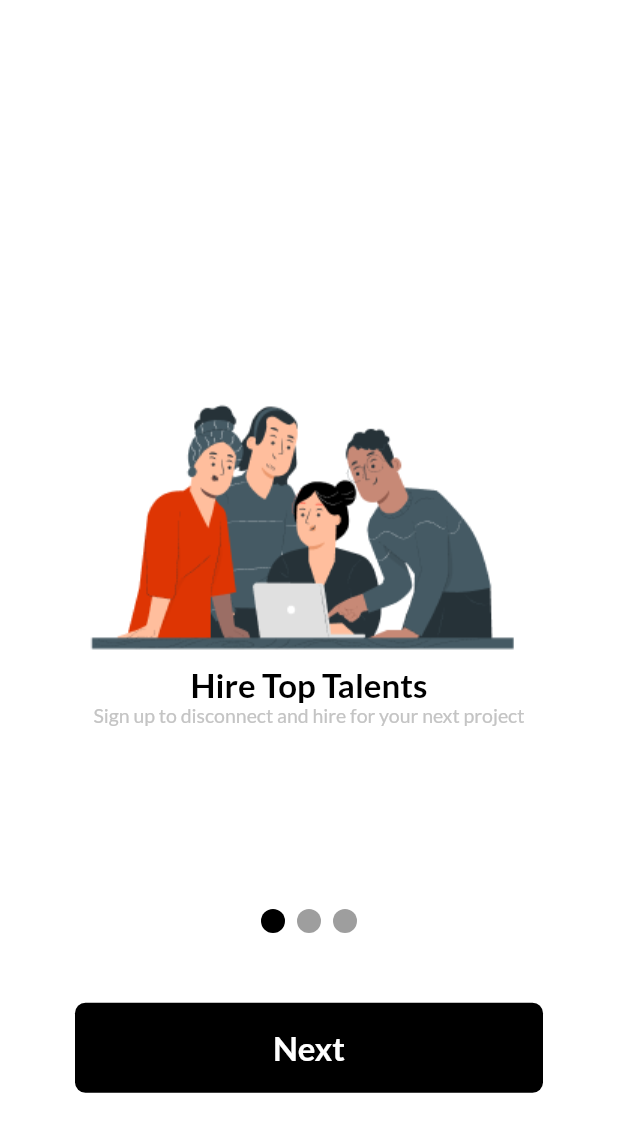
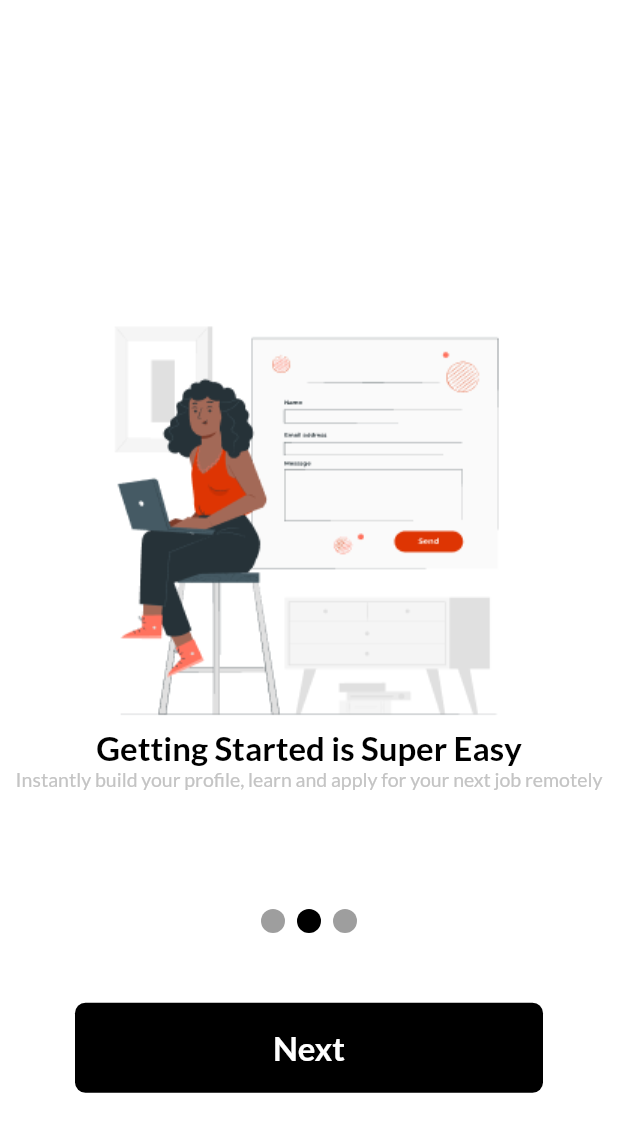
Before and after one commit to AnthonyAniobi/EmployMobileApplication, a Flutter app: the screen it shows after launch, after a tap on "Next", on a phone screen of 412 x 824 dp. Shown: the top 1132 px of the screen. Run offline on Flutter 3.47's test engine with Material 2 defaults, Android fonts, the phone set to English and light mode, and no system bars; drawn by our look-alikes of smooth_page_indicator; our stand-ins replace page_transition.

```diff
--- a/lib/screens/intro_screen.dart
+++ b/lib/screens/intro_screen.dart
@@ -1,7 +1,9 @@
 import 'package:employ/constants/custom_fonts.dart';
+import 'package:employ/screens/select_user/select_user.dart';
 import 'package:employ/theme/custom_widgets/custom_buttons.dart';
 import 'package:flutter/material.dart';
 import 'package:smooth_page_indicator/smooth_page_indicator.dart';
+import 'package:page_transition/page_transition.dart';
 
 class IntroScreen extends StatefulWidget {
   const IntroScreen({Key? key}) : super(key: key);
@@ -11,7 +13,28 @@ class IntroScreen extends StatefulWidget {
 }
 
 class _IntroScreenState extends State<IntroScreen> {
-  PageController _controller = PageController();
+  final PageController _controller = PageController();
+  String _buttonText = 'Next';
+  int _pageIndex = 0;
+
+  void _buttonClick() {
+    if (_pageIndex == 2) {
+      _nextPage();
+      return;
+    }
+    _controller.animateToPage(_pageIndex + 1,
+        duration: const Duration(milliseconds: 500),
+        curve: Curves.linearToEaseOut);
+  }
+
+  void _nextPage() {
+    Navigator.pushReplacement(
+        context,
+        PageTransition(
+          type: PageTransitionType.fade,
+          child: SelectUser(),
+        ));
+  }
 
   @override
   Widget build(BuildContext context) {
@@ -21,6 +44,18 @@ class _IntroScreenState extends State<IntroScreen> {
         children: [
           PageView(
             controller: _controller,
+            onPageChanged: (index) {
+              _pageIndex = index;
+              if (index == 2) {
+                setState(() {
+                  _buttonText = 'Let\'s go';
+                });
+              } else {
+                setState(() {
+                  _buttonText = 'Next';
+                });
+              }
+            },
             children: [
               introPage('collaborate', 'Hire Top Talents',
                   'Sign up to disconnect and hire for your next project'),
@@ -43,11 +78,9 @@ class _IntroScreenState extends State<IntroScreen> {
           Align(
               alignment: const Alignment(0, 0.75),
               child: CButton.primary(
-                  text: 'Next',
+                  text: _buttonText,
                   onPressed: () {
-                    _controller.nextPage(
-                        duration: Duration(milliseconds: 500),
-                        curve: Curves.ease);
+                    _buttonClick();
                   })),
         ],
       ),
--- a/lib/theme/custom_widgets/custom_buttons.dart
+++ b/lib/theme/custom_widgets/custom_buttons.dart
@@ -6,7 +6,7 @@ class CButton {
   static Widget primary({required String text, required Function onPressed}) {
     return GestureDetector(
       onTap: () {
-        // print();
+        onPressed();
       },
       child: Container(
         margin: const EdgeInsets.symmetric(horizontal: 50),
@@ -14,7 +14,7 @@ class CButton {
         alignment: Alignment.center,
         decoration: BoxDecoration(
             color: Colors.black, borderRadius: BorderRadius.circular(7)),
-        child: CFont.primary('Next', color: CColor.white),
+        child: CFont.primary(text, color: CColor.white),
       ),
     );
   }
--- a/pubspec.yaml
+++ b/pubspec.yaml
@@ -31,6 +31,7 @@ dependencies:
     sdk: flutter
   cupertino_icons: ^1.0.2
   smooth_page_indicator: ^1.0.0+2
+  page_transition: ^2.0.5
 
 dev_dependencies:
   flutter_test:
```
Also changed, not shown: pubspec.lock.
